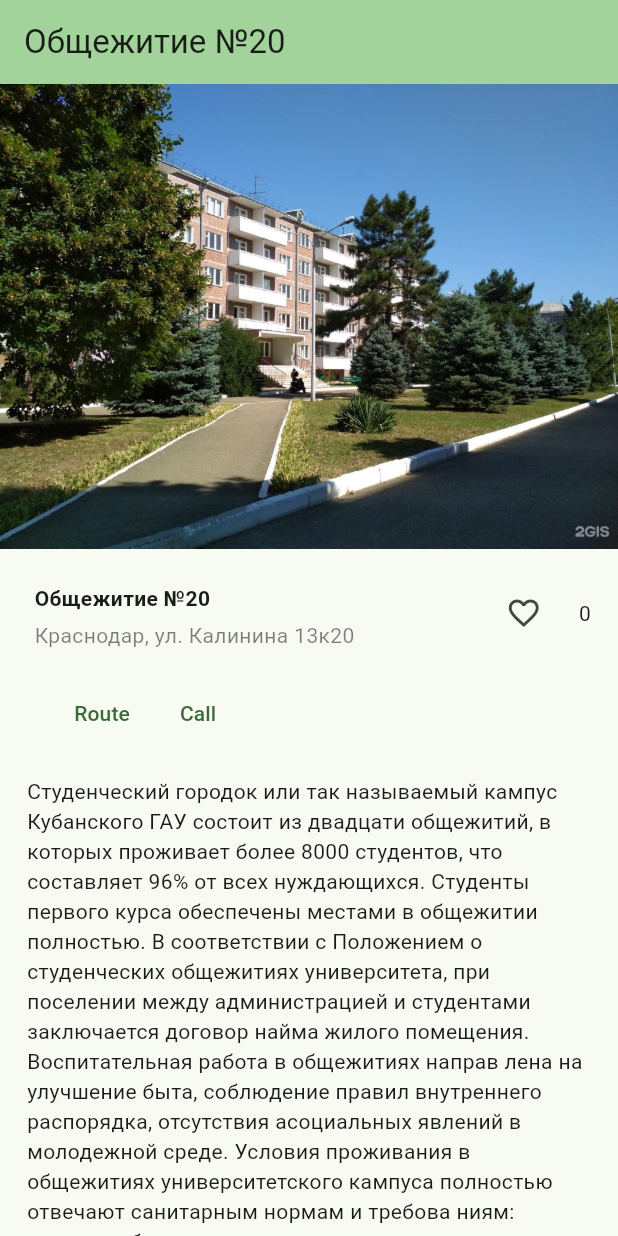
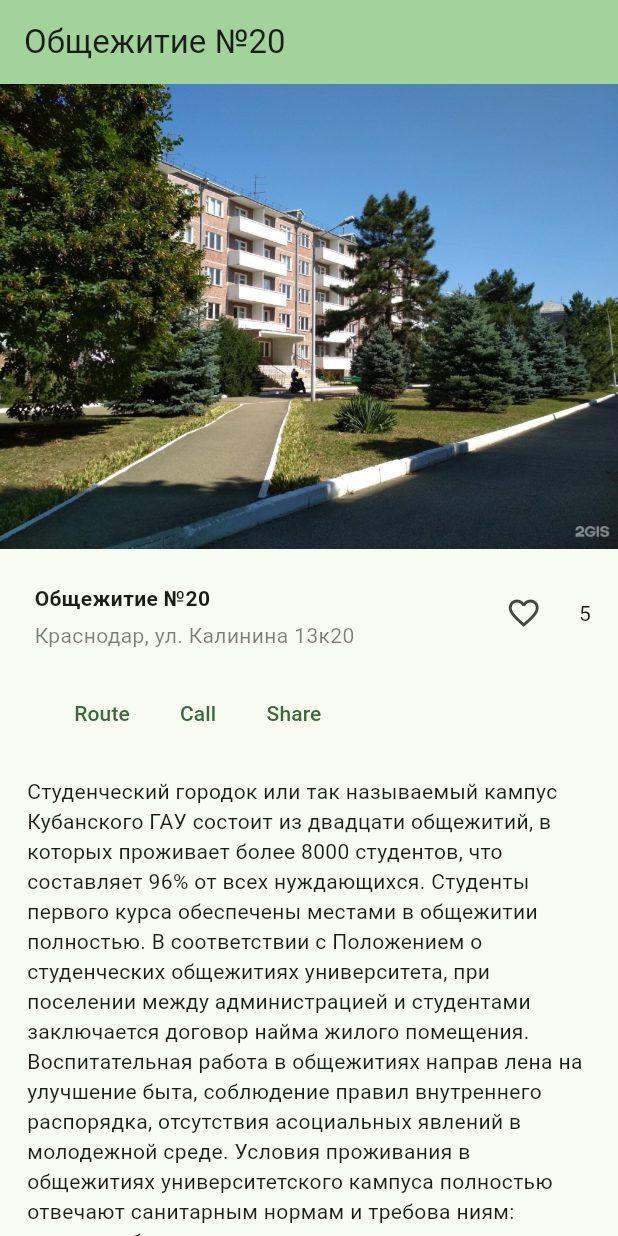
Before and after one commit to staffronik/Mobile-Devs, a Flutter app: the screen it shows after launch, on a phone screen of 412 x 824 dp. Run offline on Flutter 3.47's test engine with Material 3 defaults, Android fonts, the phone set to English and light mode, and no system bars; our stand-ins replace share_plus; missing offline and left inert: flutter_phone_direct_caller, maps_launcher.

Commit message:
mostly working app, todo: buttons' icons, shareXFiles method

```diff
--- a/lab4/lib/main.dart
+++ b/lab4/lib/main.dart
@@ -1,18 +1,13 @@
 import 'dart:async';
-import 'dart:ffi';
-import 'dart:ui';
-
 import 'package:flutter/material.dart';
 import 'package:flutter/services.dart' show rootBundle;
 import 'package:flutter_phone_direct_caller/flutter_phone_direct_caller.dart';
 import 'package:maps_launcher/maps_launcher.dart';
-import 'package:toggle_switch/toggle_switch.dart';
+import 'package:share_plus/share_plus.dart';
 
 void main() {
   runApp(const MyApp());
 }
-
-int _likeCounter = 0;
 
 class MyApp extends StatelessWidget {
   const MyApp({super.key});
@@ -47,6 +42,8 @@ class _MyHomePageState extends State<MyHomePage> {
     loadAsset();
   }
 
+  int _likeCounter = 5;
+  bool isLiked = false;
   String _fileContents = "";
 
   Future<void> loadAsset() async {
@@ -54,6 +51,13 @@ class _MyHomePageState extends State<MyHomePage> {
     setState(() {
       _fileContents = fileText;
     });
+  }
+
+  Future<void> _shareImage() async {
+    XFile file = await XFile('assets/dormitoryImg.png');
+    List<XFile> s = [];
+    s.add(file);
+    await Share.shareXFiles(s);
   }
 
   _callNumber() async {
@@ -102,8 +106,28 @@ class _MyHomePageState extends State<MyHomePage> {
                                         color: Colors.black.withOpacity(0.5)))),
                           ],
                         ))),
-                    Expanded(flex: 1, child: Container(child: LikeButton())),
-                    Text(_likeCounter.toString())
+                    Expanded(
+                      flex: 1,
+                      child: Container(
+                        child: IconButton(
+                          icon: Icon(
+                            isLiked ? Icons.favorite : Icons.favorite_border,
+                            color: isLiked ? Colors.red : null,
+                          ),
+                          onPressed: () {
+                            setState(() {
+                              isLiked = !isLiked;
+                              if (isLiked) {
+                                _likeCounter++;
+                              } else {
+                                _likeCounter--;
+                              }
+                            });
+                          },
+                        ),
+                      ),
+                    ),
+                    Text(_likeCounter.toString()),
                   ]),
                   Container(
                       margin: const EdgeInsets.all(15.0),
@@ -114,6 +138,10 @@ class _MyHomePageState extends State<MyHomePage> {
                               onPressed: _buildRoute, child: Text("Route")),
                           TextButton(
                               onPressed: _callNumber, child: Text("Call")),
+                          TextButton(
+                            onPressed: _shareImage,
+                            child: Text("Share"),
+                          )
                         ],
                       )),
                   Flexible(child: Text(_fileContents)),
@@ -122,32 +150,3 @@ class _MyHomePageState extends State<MyHomePage> {
     );
   }
 }
-
-class LikeButton extends StatefulWidget {
-  @override
-  _LikeButtonState createState() => _LikeButtonState();
-}
-
-class _LikeButtonState extends State<LikeButton> {
-  bool isLiked = false;
-
-  @override
-  Widget build(BuildContext context) {
-    return IconButton(
-      icon: Icon(
-        isLiked ? Icons.favorite : Icons.favorite_border,
-        color: isLiked ? Colors.red : null,
-      ),
-      onPressed: () {
-        setState(() {
-          isLiked = !isLiked;
-          if (isLiked) {
-            _likeCounter++;
-          } else {
-            _likeCounter--;
-          }
-        });
-      },
-    );
-  }
-}
--- a/lab4/pubspec.yaml
+++ b/lab4/pubspec.yaml
@@ -38,6 +38,9 @@ dependencies:
   flutter_phone_direct_caller: ^2.1.1
   maps_launcher: ^2.2.1
   toggle_switch: ^2.1.0
+  share_plus: ^7.2.2
+  image: ^4.1.7
+  path_provider: ^2.1.2
 
 dev_dependencies:
   flutter_test:
```
Also changed, not shown: lab4/pubspec.lock, 3 other files.
